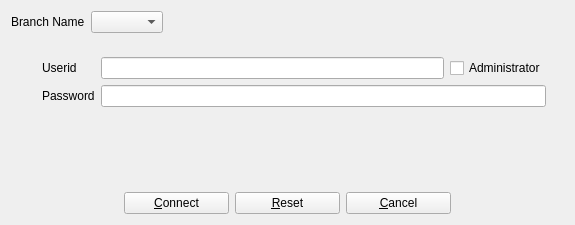
First picture: the form in UI/branch_s.ui, repository textbrowser/biblioteq, before the edit.
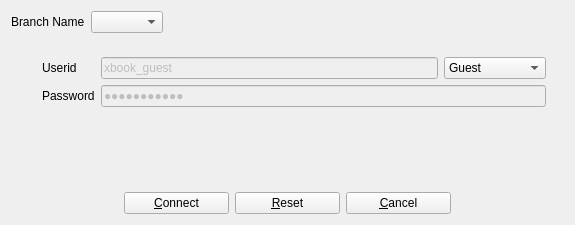
Second picture: the form after the edit. The open tabs and pages were chosen to show the change. Icons and pictures are not drawn.

Commit message: Corrected PQ biblioteq_membership permissions. Guest account.

Diff of the .ui file:
```diff
--- a/UI/branch_s.ui
+++ b/UI/branch_s.ui
@@ -125,15 +125,40 @@
           <item row="0" column="2">
            <layout class="QHBoxLayout">
             <item>
-             <widget class="QLineEdit" name="userid"/>
-            </item>
-            <item>
-             <widget class="QCheckBox" name="adminCheck">
+             <widget class="QLineEdit" name="userid">
+              <property name="enabled">
+               <bool>false</bool>
+              </property>
+              <property name="inputMask">
+               <string notr="true"/>
+              </property>
               <property name="text">
-               <string>Administrator</string>
+               <string>xbook_guest</string>
               </property>
              </widget>
             </item>
+            <item>
+             <widget class="QComboBox" name="role">
+              <property name="currentIndex">
+               <number>1</number>
+              </property>
+              <item>
+               <property name="text">
+                <string>Administrator</string>
+               </property>
+              </item>
+              <item>
+               <property name="text">
+                <string>Guest</string>
+               </property>
+              </item>
+              <item>
+               <property name="text">
+                <string>Patron</string>
+               </property>
+              </item>
+             </widget>
+            </item>
            </layout>
           </item>
           <item row="1" column="1">
@@ -145,6 +170,15 @@
           </item>
           <item row="1" column="2">
            <widget class="QLineEdit" name="password">
+            <property name="enabled">
+             <bool>false</bool>
+            </property>
+            <property name="inputMask">
+             <string notr="true"/>
+            </property>
+            <property name="text">
+             <string>xbook_guest</string>
+            </property>
             <property name="echoMode">
              <enum>QLineEdit::Password</enum>
             </property>
```
Left out of the diff: 3 changed lines with no effect on the pictures. The commit also changes 10 other files.
